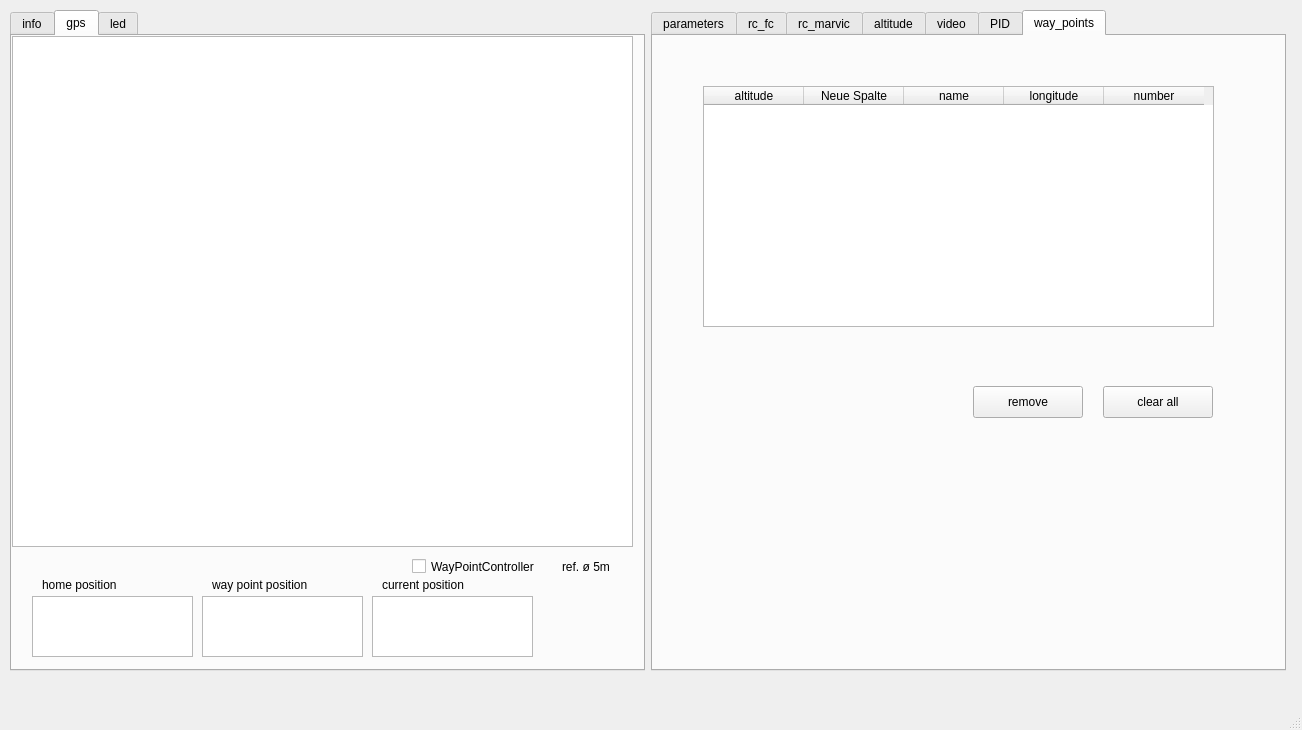
Qt form phx_gui/scripts/gauge/layouts/gui_v1.ui (tum-phoenix/phx_quadrocopter_ros) before a commit.
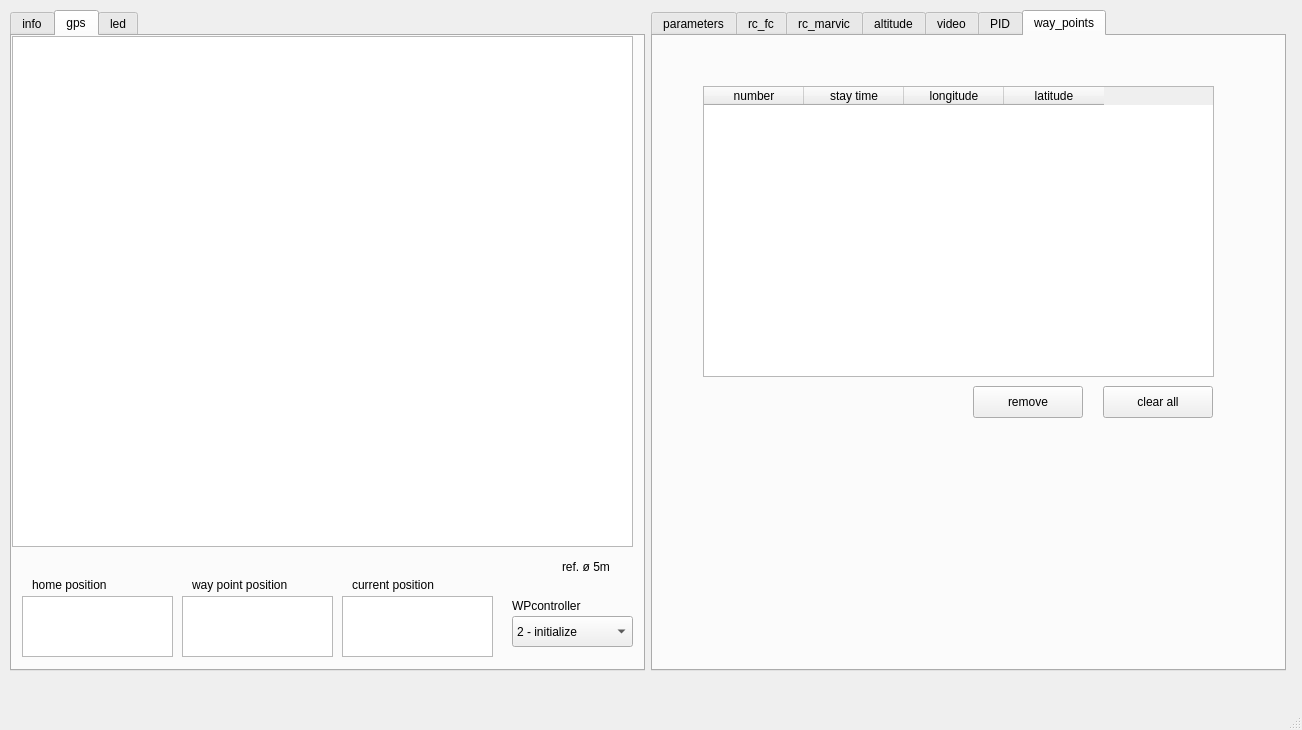
The same form after that commit. The open tabs and pages were chosen to show the change. Custom widgets are drawn as their Qt base class.

Commit message: added reworked gauge layout

```diff
--- a/phx_gui/scripts/gauge/layouts/gui_v1.ui
+++ b/phx_gui/scripts/gauge/layouts/gui_v1.ui
@@ -72,9 +72,9 @@
         <widget class="QTextBrowser" name="gps_position_home_TextBrowser">
          <property name="geometry">
           <rect>
-           <x>20</x>
+           <x>10</x>
            <y>560</y>
-           <width>161</width>
+           <width>151</width>
            <height>61</height>
           </rect>
          </property>
@@ -82,9 +82,9 @@
         <widget class="QTextBrowser" name="gps_position_way_point_TextBrowser">
          <property name="geometry">
           <rect>
-           <x>190</x>
+           <x>170</x>
            <y>560</y>
-           <width>161</width>
+           <width>151</width>
            <height>61</height>
           </rect>
          </property>
@@ -92,7 +92,7 @@
         <widget class="QLabel" name="gps_position_home_label">
          <property name="geometry">
           <rect>
-           <x>30</x>
+           <x>20</x>
            <y>540</y>
            <width>131</width>
            <height>17</height>
@@ -105,7 +105,7 @@
         <widget class="QLabel" name="gps_position_way_point_label">
          <property name="geometry">
           <rect>
-           <x>200</x>
+           <x>180</x>
            <y>540</y>
            <width>141</width>
            <height>17</height>
@@ -118,9 +118,9 @@
         <widget class="QTextBrowser" name="gps_position_current_TextBrowser">
          <property name="geometry">
           <rect>
-           <x>360</x>
+           <x>330</x>
            <y>560</y>
-           <width>161</width>
+           <width>151</width>
            <height>61</height>
           </rect>
          </property>
@@ -128,7 +128,7 @@
         <widget class="QLabel" name="gps_position_current_label">
          <property name="geometry">
           <rect>
-           <x>370</x>
+           <x>340</x>
            <y>540</y>
            <width>141</width>
            <height>17</height>
@@ -138,17 +138,85 @@
           <string>current position</string>
          </property>
         </widget>
-        <widget class="QCheckBox" name="checkBox">
+        <widget class="QComboBox" name="gps_comboBox_wp_controller">
          <property name="geometry">
           <rect>
-           <x>400</x>
-           <y>520</y>
-           <width>141</width>
-           <height>21</height>
+           <x>500</x>
+           <y>580</y>
+           <width>121</width>
+           <height>31</height>
+          </rect>
+         </property>
+         <property name="currentIndex">
+          <number>2</number>
+         </property>
+         <item>
+          <property name="text">
+           <string>0 - default</string>
+          </property>
+         </item>
+         <item>
+          <property name="text">
+           <string>1 - standby</string>
+          </property>
+         </item>
+         <item>
+          <property name="text">
+           <string>2 - initialize</string>
+          </property>
+         </item>
+         <item>
+          <property name="text">
+           <string>3 - run</string>
+          </property>
+         </item>
+         <item>
+          <property name="text">
+           <string>4 - stop</string>
+          </property>
+         </item>
+         <item>
+          <property name="text">
+           <string>5 - (unused)</string>
+          </property>
+         </item>
+         <item>
+          <property name="text">
+           <string>6 - (unused)</string>
+          </property>
+         </item>
+         <item>
+          <property name="text">
+           <string>7 - (unused)</string>
+          </property>
+         </item>
+         <item>
+          <property name="text">
+           <string>8 - (unused)</string>
+          </property>
+         </item>
+         <item>
+          <property name="text">
+           <string>9 - abort</string>
+          </property>
+         </item>
+         <item>
+          <property name="text">
+           <string>10 - kill</string>
+          </property>
+         </item>
+        </widget>
+        <widget class="QLabel" name="label">
+         <property name="geometry">
+          <rect>
+           <x>500</x>
+           <y>560</y>
+           <width>91</width>
+           <height>20</height>
           </rect>
          </property>
          <property name="text">
-          <string>WayPointController</string>
+          <string>WPcontroller</string>
          </property>
         </widget>
        </widget>
@@ -3787,7 +3855,7 @@
            <x>50</x>
            <y>50</y>
            <width>511</width>
-           <height>241</height>
+           <height>291</height>
           </rect>
          </property>
          <property name="sizePolicy">
@@ -3796,31 +3864,26 @@
            <verstretch>0</verstretch>
           </sizepolicy>
          </property>
-         <column>
-          <property name="text">
-           <string>altitude</string>
-          </property>
-         </column>
-         <column>
-          <property name="text">
-           <string>Neue Spalte</string>
-          </property>
-         </column>
-         <column>
-          <property name="text">
-           <string>name</string>
-          </property>
-         </column>
-         <column>
-          <property name="text">
-           <string>longitude</string>
-          </property>
-         </column>
          <column>
           <property name="text">
            <string>number</string>
           </property>
          </column>
+         <column>
+          <property name="text">
+           <string>stay time</string>
+          </property>
+         </column>
+         <column>
+          <property name="text">
+           <string>longitude</string>
+          </property>
+         </column>
+         <column>
+          <property name="text">
+           <string>latitude</string>
+          </property>
+         </column>
         </widget>
         <widget class="QPushButton" name="way_points_pushButton_clear_all">
          <property name="geometry">
```
Left out of the diff: 65 changed lines with no effect on the pictures. The commit also changes 2 other files.
